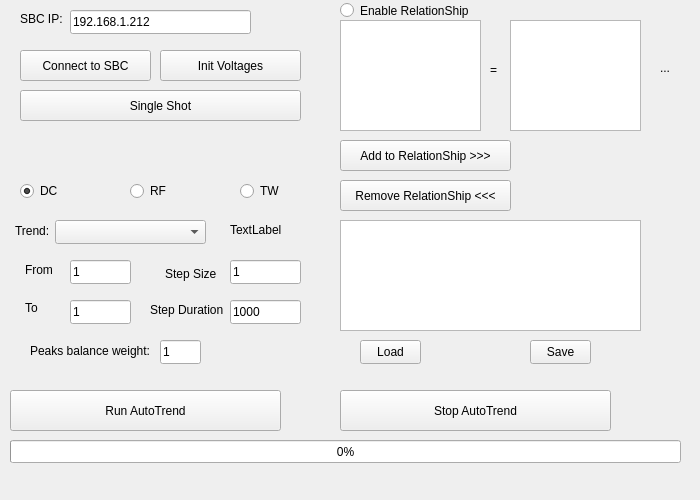
Old version of the form autotrend.ui in the repository MOBILionSystems/MIPS-app-MOBILion.
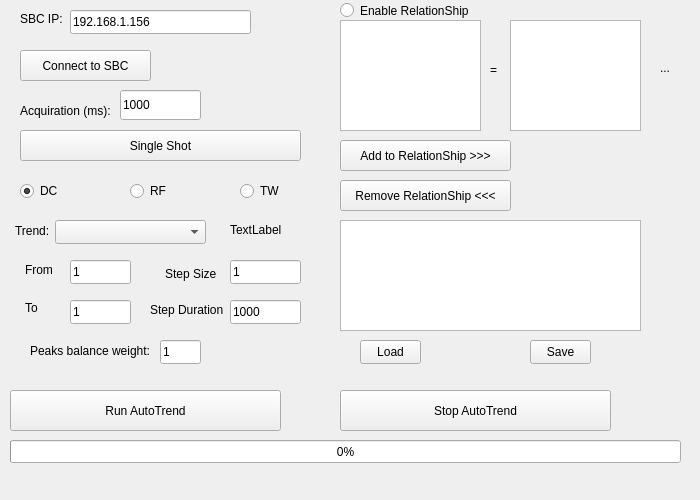
New version of the form.

Commit message: SingleShot function added

Diff of the .ui file:
```diff
--- a/autotrend.ui
+++ b/autotrend.ui
@@ -232,7 +232,7 @@
     </rect>
    </property>
    <property name="text">
-    <string>192.168.1.212</string>
+    <string>192.168.1.156</string>
    </property>
   </widget>
   <widget class="QLineEdit" name="trendFrom">
@@ -326,19 +326,6 @@
     <string>Save</string>
    </property>
   </widget>
-  <widget class="QPushButton" name="pushButton">
-   <property name="geometry">
-    <rect>
-     <x>160</x>
-     <y>50</y>
-     <width>141</width>
-     <height>31</height>
-    </rect>
-   </property>
-   <property name="text">
-    <string>Init Voltages</string>
-   </property>
-  </widget>
   <widget class="QLabel" name="label_4">
    <property name="geometry">
     <rect>
@@ -446,7 +433,7 @@
    <property name="geometry">
     <rect>
      <x>20</x>
-     <y>90</y>
+     <y>130</y>
      <width>281</width>
      <height>31</height>
     </rect>
@@ -455,6 +442,32 @@
     <string>Single Shot</string>
    </property>
   </widget>
+  <widget class="QLabel" name="label_10">
+   <property name="geometry">
+    <rect>
+     <x>20</x>
+     <y>100</y>
+     <width>91</width>
+     <height>21</height>
+    </rect>
+   </property>
+   <property name="text">
+    <string>Acquiration (ms):</string>
+   </property>
+  </widget>
+  <widget class="QLineEdit" name="singleDurationLineEdit">
+   <property name="geometry">
+    <rect>
+     <x>120</x>
+     <y>90</y>
+     <width>81</width>
+     <height>30</height>
+    </rect>
+   </property>
+   <property name="text">
+    <string>1000</string>
+   </property>
+  </widget>
  </widget>
  <resources/>
  <connections/>
```
The commit also changes 2 other files.
